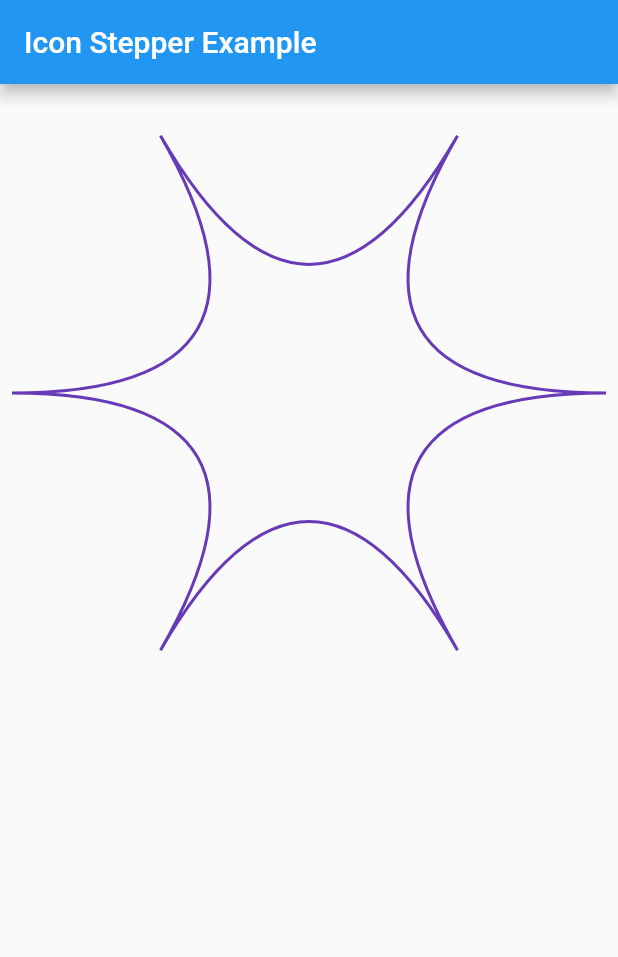
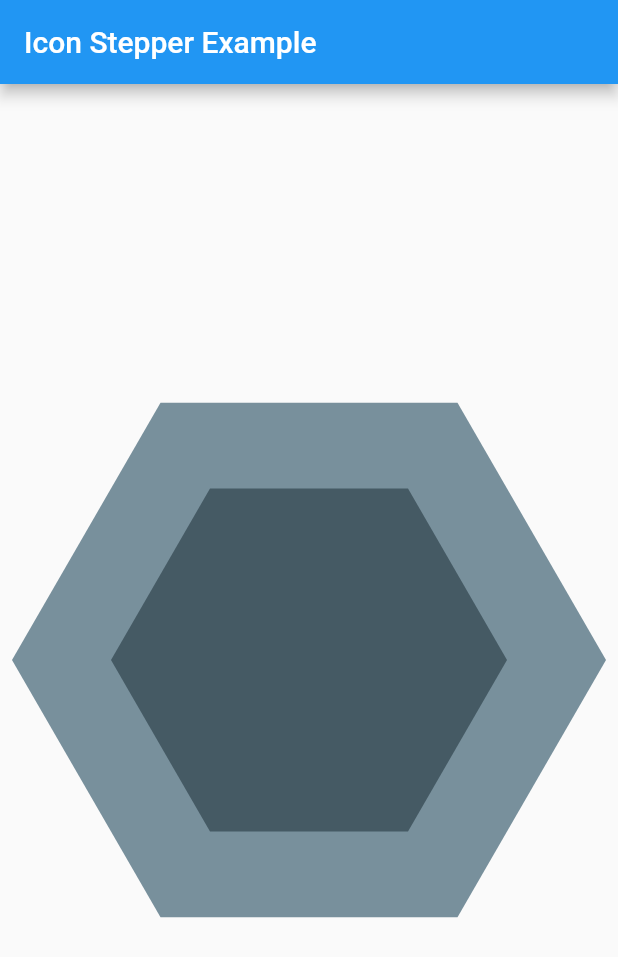
Before and after one commit to imujtaba8488/package_im_shapes, a Flutter app: the screen it shows after launch, on a phone screen of 412 x 824 dp. Shown: the top 957 px of the screen. Run offline on Flutter 3.47's test engine with Material 2 defaults, Android fonts, the phone set to English and light mode, and no system bars.

Commit message:
Played with circle world again

```diff
--- a/lib/main.dart
+++ b/lib/main.dart
@@ -1,7 +1,6 @@
 import 'package:flutter/material.dart';
+import 'package:im_shapes/src/circle_world.dart';
 import 'package:im_shapes/src/shapes_from_circle.dart';
-
-import 'im_shapes.dart';
 
 void main() {
   runApp(MyApp());
@@ -43,22 +42,10 @@ class _MyAppState extends State<MyApp> with SingleTickerProviderStateMixin {
         appBar: AppBar(
           title: Text('Icon Stepper Example'),
         ),
-        // body: Inflater(),
         body: Padding(
           padding: const EdgeInsets.all(8.0),
-          child: Container(
-            // height: 50,
-            // width: 50,
-            child: ShapesFromCircle(
-                numberOfSectors: 6,
-                // showGuides: true,
-                arrangement: Arrangement.drawLinesALongCircumference,
-                brush: Paint()
-                  ..strokeWidth = 0.0
-                  ..style = PaintingStyle.stroke
-                  ..strokeWidth = 2
-                  ..color = Colors.deepPurple,
-              ),
+          child: CircleWorld(
+            numberOfSectors: 6,
           ),
         ),
       ),
--- /dev/null
+++ b/lib/src/circle_world.dart
@@ -0,0 +1,140 @@
+import 'package:flutter/material.dart';
+
+import 'dart:math' as math;
+
+class CircleWorld extends StatelessWidget {
+  final int numberOfSectors;
+
+  CircleWorld({this.numberOfSectors = 3});
+
+  @override
+  Widget build(BuildContext context) {
+    return Align(
+      child: AspectRatio(
+        aspectRatio: 1,
+        child: Stack(
+          children: [
+            CustomPaint(
+              painter: CircleWorldPainter(
+                numberOfSectors: numberOfSectors,
+              ),
+              size: Size.infinite,
+            ),
+          ],
+        ),
+      ),
+    );
+  }
+}
+
+class CircleWorldPainter extends CustomPainter {
+  int numberOfSectors;
+  Paint brush;
+
+  CircleWorldPainter({this.numberOfSectors = 3}) {
+    brush = Paint()
+      ..style = PaintingStyle.stroke
+      ..color = Colors.blueGrey[700];
+  }
+
+  @override
+  void paint(Canvas canvas, Size size) {
+    Offset center = size.center(Offset(0.0, 0.0));
+    double radius = size.width / 2.0;
+
+    // drawGuideCircle(canvas, size);
+
+    List<Coordinate> coordinates = getSectorCoordinates(
+      numberOfSectors: numberOfSectors,
+      center: center,
+      radius: radius / 1.5,
+    );
+
+    List<Coordinate> coordinates2 = getSectorCoordinates(
+      numberOfSectors: numberOfSectors,
+      center: center,
+      radius: radius,
+    );
+
+    Path path2 = Path()
+      ..moveTo(
+        coordinates2[numberOfSectors - 1].x,
+        coordinates2[numberOfSectors - 1].y,
+      );
+
+    for (int i = 0; i < coordinates2.length; i++) {
+      // drawGuidePoints(canvas, coordinates[i]);
+
+      path2..lineTo(coordinates2[i].x, coordinates2[i].y);
+    }
+
+    canvas.drawPath(
+      path2,
+      Paint()..color = Colors.blueGrey[400],
+    );
+
+    Path path = Path()
+      ..moveTo(
+        coordinates[numberOfSectors - 1].x,
+        coordinates[numberOfSectors - 1].y,
+      );
+
+    for (int i = 0; i < coordinates.length; i++) {
+      // drawGuidePoints(canvas, coordinates[i]);
+
+      path..lineTo(coordinates[i].x, coordinates[i].y);
+    }
+
+    canvas.drawPath(path, brush..style = PaintingStyle.fill);
+  }
+
+  void drawGuidePoints(Canvas canvas, Coordinate coordinate) {
+    canvas.drawCircle(
+      Offset(coordinate.x, coordinate.y),
+      3,
+      Paint()..color = Colors.grey,
+    );
+  }
+
+  void drawGuideCircle(Canvas canvas, Size size) {
+    canvas.drawCircle(
+      size.center(Offset(0.0, 0.0)),
+      size.width / 2.0,
+      Paint()
+        ..color = Colors.grey
+        ..style = PaintingStyle.stroke,
+    );
+  }
+
+  @override
+  bool shouldRepaint(CircleWorldPainter oldDelegate) => false;
+
+  List<Coordinate> getSectorCoordinates({
+    @required int numberOfSectors,
+    @required double radius,
+    @required Offset center,
+  }) {
+    double angle = 0;
+    List<Coordinate> coordinates = List();
+
+    for (int i = 0; i < numberOfSectors; i++) {
+      angle = i * (360 / numberOfSectors);
+
+      Coordinate coordinate = Coordinate();
+
+      coordinate.x = center.dx + (radius * (math.cos(toRadians(angle))));
+      coordinate.y = center.dx + (radius * (math.sin(toRadians(angle))));
+
+      coordinates.add(coordinate);
+    }
+
+    return coordinates;
+  }
+
+  double toRadians(double angleInDegress) => angleInDegress * math.pi / 180;
+}
+
+class Coordinate {
+  double x;
+  double y;
+}
```
Also changed, not shown: lib/src/shapes_from_circle.dart (+13 -24 lines).
